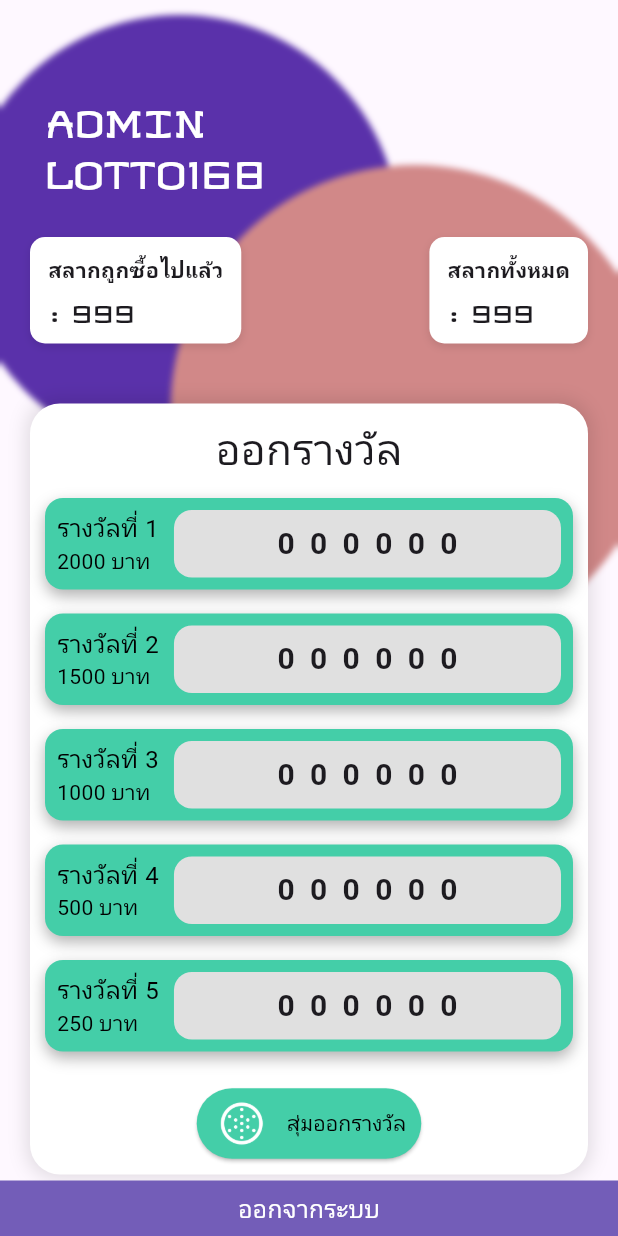
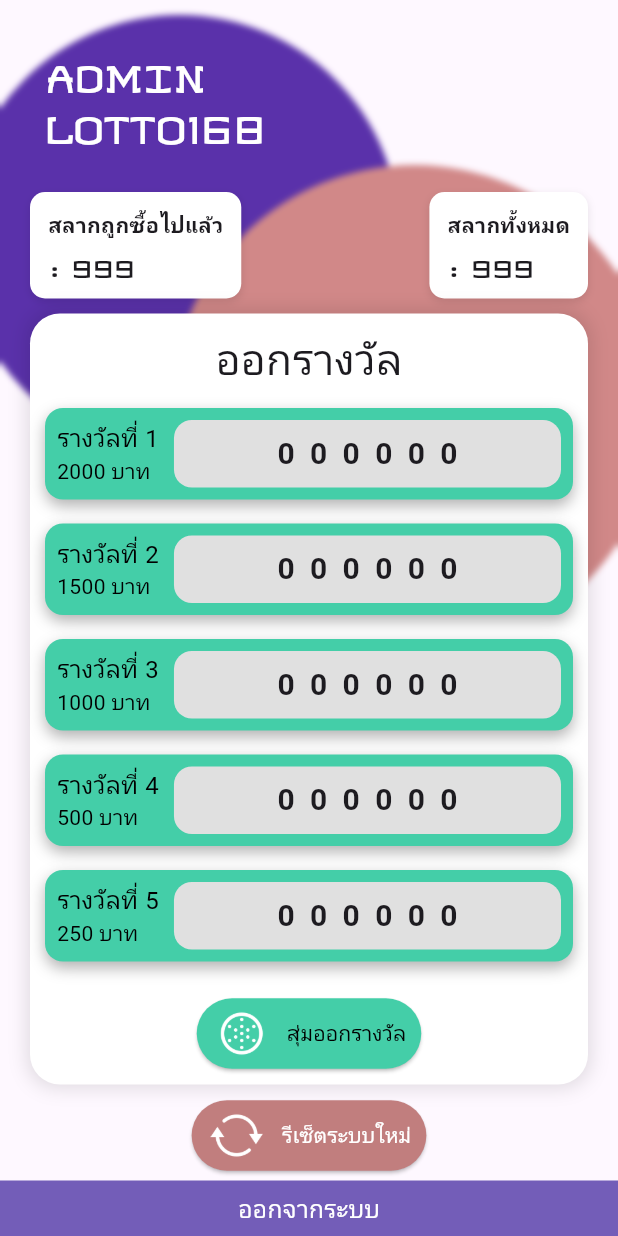
Before and after one commit to twotee007/miniprojectapp, a Flutter app: the AdminPage screen opened directly, on a phone screen of 412 x 824 dp. Run offline on Flutter 3.47's test engine with Material 3 defaults, Android fonts, the light colour scheme and no system bars.

Commit message:
Update admin.dart

```diff
--- a/lib/page/admin.dart
+++ b/lib/page/admin.dart
@@ -94,7 +94,7 @@
 
   Widget _buildHeader() {
     return const Padding(
-      padding: EdgeInsets.only(top: 60, left: 30),
+      padding: EdgeInsets.only(top: 30, left: 30),
       child: Text(
         'ADMIN\nLOTTO168',
         style: TextStyle(
@@ -121,7 +121,7 @@
 
   Widget _buildPrizeAnnouncement() {
     return Container(
-      margin: const EdgeInsets.symmetric(horizontal: 20, vertical: 40),
+      margin: const EdgeInsets.symmetric(horizontal: 20, vertical: 10),
       padding: const EdgeInsets.all(10),
       decoration: BoxDecoration(
         color: Colors.white,
@@ -184,7 +184,7 @@
       child: ElevatedButton(
         onPressed: () {},
         style: ElevatedButton.styleFrom(
-          backgroundColor: const Color(0xff44CEA8), // สีพื้นหลังของปุ่ม
+          backgroundColor: const Color.fromARGB(255, 193, 126, 126), // สีพื้นหลังของปุ่ม
           foregroundColor: Colors.white, // สีของข้อความและไอคอน
           padding: const EdgeInsets.symmetric(horizontal: 10, vertical: 6),
         ),
```
